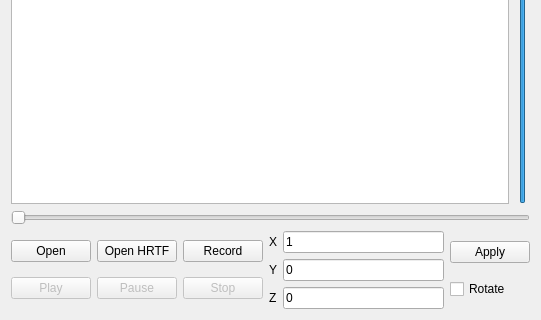
Above: src/widget.ui from yvbbrjdr/HRTFPlayer before the change; both pictures show x 0 to 541 and y 312 to 632 of the 541 by 632 pixel window. Below: the same form after it.
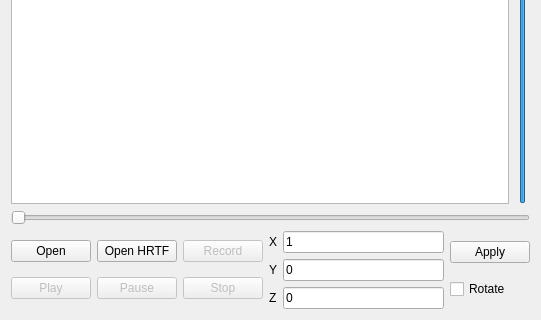
That is the form after the change.

What changed in the file:
```diff
--- a/src/widget.ui
+++ b/src/widget.ui
@@ -66,6 +66,9 @@
          </item>
          <item>
           <widget class="QPushButton" name="recordButton">
+           <property name="enabled">
+            <bool>false</bool>
+           </property>
            <property name="text">
             <string>Record</string>
            </property>
```
